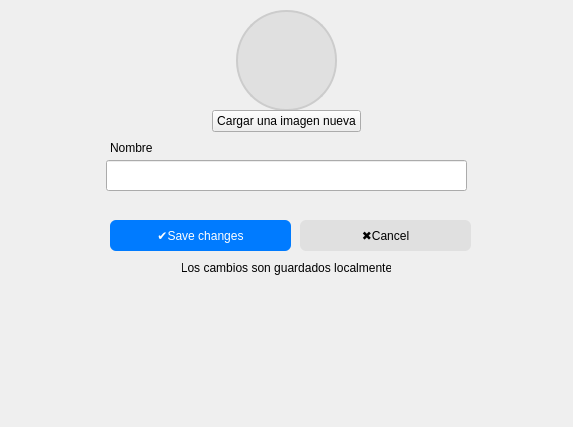
The window that infraestructure/ui/pages/config/config_view.ui (judajaavAlt/PI2) describes before a commit, drawn with Qt 5.
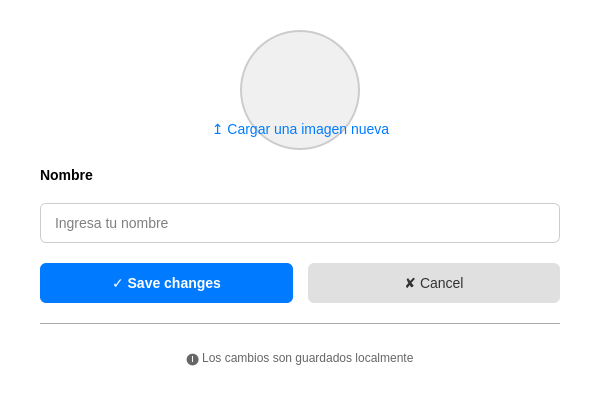
The same window after the commit.

Commit message: Cambios varios del aspecto visual y del funcional cambio en como se ajustaba la imagen

What changed in the file:
```diff
--- a/infraestructure/ui/pages/config/config_view.ui
+++ b/infraestructure/ui/pages/config/config_view.ui
@@ -6,29 +6,76 @@
    <rect>
     <x>0</x>
     <y>0</y>
-    <width>573</width>
-    <height>427</height>
+    <width>600</width>
+    <height>400</height>
    </rect>
   </property>
+  <property name="minimumSize">
+   <size>
+    <width>600</width>
+    <height>400</height>
+   </size>
+  </property>
   <property name="windowTitle">
    <string>Form</string>
   </property>
+  <property name="styleSheet">
+   <string notr="true">QWidget {
+    background-color: white;
+    font-family: Arial, sans-serif;
+}</string>
+  </property>
+  <layout class="QVBoxLayout" name="verticalLayout">
+   <property name="spacing">
+    <number>20</number>
+   </property>
+   <property name="leftMargin">
+    <number>40</number>
+   </property>
+   <property name="topMargin">
+    <number>30</number>
+   </property>
+   <property name="rightMargin">
+    <number>40</number>
+   </property>
+   <property name="bottomMargin">
+    <number>30</number>
+   </property>
+   <item>
+    <layout class="QHBoxLayout" name="horizontalLayout_2">
+     <item>
+      <spacer name="horizontalSpacer">
+       <property name="orientation">
+        <enum>Qt::Orientation::Horizontal</enum>
+       </property>
+       <property name="sizeHint" stdset="0">
+        <size>
+         <width>40</width>
+         <height>20</height>
+        </size>
+       </property>
+      </spacer>
+     </item>
+     <item>
   <widget class="QLabel" name="imageLabel">
-   <property name="geometry">
-    <rect>
-     <x>236</x>
-     <y>10</y>
-     <width>101</width>
-     <height>101</height>
-    </rect>
+       <property name="minimumSize">
+        <size>
+         <width>120</width>
+         <height>120</height>
+        </size>
+       </property>
+       <property name="maximumSize">
+        <size>
+         <width>120</width>
+         <height>120</height>
+        </size>
    </property>
    <property name="styleSheet">
-    <string notr="true">QLabel {
-    border-radius: 50px; /* ajustar al tamaño */
+        <string notr="true">QLabel#imageLabel {
+    border-radius: 60px;
     border: 2px solid #ccc;
-    background-color: #e0e0e0;
-}
-</string>
+    background-color: #f0f0f0;
+}</string>
    </property>
    <property name="text">
     <string/>
@@ -37,125 +84,236 @@
     <set>Qt::AlignmentFlag::AlignCenter</set>
    </property>
   </widget>
-  <widget class="QLabel" name="label_4">
-   <property name="geometry">
-    <rect>
-     <x>9</x>
-     <y>73</y>
-     <width>16</width>
-     <height>16</height>
-    </rect>
-   </property>
-   <property name="text">
-    <string/>
-   </property>
-   <property name="alignment">
-    <set>Qt::AlignmentFlag::AlignCenter</set>
-   </property>
-  </widget>
+     </item>
+     <item>
+      <spacer name="horizontalSpacer_2">
+       <property name="orientation">
+        <enum>Qt::Orientation::Horizontal</enum>
+       </property>
+       <property name="sizeHint" stdset="0">
+        <size>
+         <width>40</width>
+         <height>20</height>
+        </size>
+       </property>
+      </spacer>
+     </item>
+    </layout>
+   </item>
+   <item>
+    <layout class="QHBoxLayout" name="horizontalLayout_3">
+     <item>
+      <spacer name="horizontalSpacer_3">
+       <property name="orientation">
+        <enum>Qt::Orientation::Horizontal</enum>
+       </property>
+       <property name="sizeHint" stdset="0">
+        <size>
+         <width>40</width>
+         <height>20</height>
+        </size>
+       </property>
+      </spacer>
+     </item>
+     <item>
   <widget class="QToolButton" name="loadImageButton">
-   <property name="geometry">
-    <rect>
-     <x>212</x>
-     <y>110</y>
-     <width>149</width>
-     <height>22</height>
-    </rect>
+       <property name="styleSheet">
+        <string notr="true">QToolButton {
+    background-color: transparent;
+    color: #007BFF;
+    border: none;
+    padding: 8px;
+    font-size: 14px;
+}
+
+QToolButton:hover {
+    background-color: #f0f0f0;
+    border-radius: 4px;
+}</string>
    </property>
    <property name="text">
-    <string>Cargar una imagen nueva</string>
-   </property>
-  </widget>
+        <string>↥ Cargar una imagen nueva</string>
+       </property>
+      </widget>
+     </item>
+     <item>
+      <spacer name="horizontalSpacer_4">
+       <property name="orientation">
+        <enum>Qt::Orientation::Horizontal</enum>
+       </property>
+       <property name="sizeHint" stdset="0">
+        <size>
+         <width>40</width>
+         <height>20</height>
+        </size>
+       </property>
+      </spacer>
+     </item>
+    </layout>
+   </item>
+   <item>
+    <spacer name="verticalSpacer">
+     <property name="orientation">
+      <enum>Qt::Orientation::Vertical</enum>
+     </property>
+     <property name="sizeHint" stdset="0">
+      <size>
+       <width>20</width>
+       <height>20</height>
+      </size>
+     </property>
+    </spacer>
+   </item>
+   <item>
   <widget class="QLabel" name="label_3">
-   <property name="geometry">
-    <rect>
-     <x>110</x>
-     <y>140</y>
-     <width>44</width>
-     <height>16</height>
-    </rect>
+     <property name="styleSheet">
+      <string notr="true">QLabel {
+    font-size: 14px;
+    font-weight: bold;
+}</string>
    </property>
    <property name="text">
     <string>Nombre</string>
    </property>
   </widget>
+   </item>
+   <item>
   <widget class="QLineEdit" name="nameLineEdit">
-   <property name="geometry">
-    <rect>
-     <x>106</x>
-     <y>160</y>
-     <width>361</width>
-     <height>31</height>
-    </rect>
-   </property>
-  </widget>
-  <widget class="QPushButton" name="cancelButton">
-   <property name="geometry">
-    <rect>
-     <x>300</x>
-     <y>220</y>
-     <width>171</width>
-     <height>31</height>
-    </rect>
+     <property name="minimumSize">
+      <size>
+       <width>0</width>
+       <height>40</height>
+      </size>
    </property>
    <property name="styleSheet">
-    <string notr="true">
-QPushButton#cancelButton {
-    background-color: #E0E0E0;
-    color: black;
-    padding: 6px 12px;
+      <string notr="true">QLineEdit {
+    border: 1px solid #ccc;
     border-radius: 6px;
+    padding: 8px 12px;
+    font-size: 14px;
+}
+
+QLineEdit:focus {
+    border-color: #007BFF;
+    outline: none;
 }</string>
    </property>
-   <property name="text">
-    <string>✖️Cancel</string>
-   </property>
-  </widget>
+     <property name="placeholderText">
+      <string>Ingresa tu nombre</string>
+     </property>
+    </widget>
+   </item>
+   <item>
+    <spacer name="verticalSpacer_2">
+     <property name="orientation">
+      <enum>Qt::Orientation::Vertical</enum>
+     </property>
+     <property name="sizeHint" stdset="0">
+      <size>
+       <width>20</width>
+       <height>40</height>
+      </size>
+     </property>
+    </spacer>
+   </item>
+   <item>
+    <layout class="QHBoxLayout" name="horizontalLayout">
+     <property name="spacing">
+      <number>15</number>
+     </property>
+     <item>
   <widget class="QPushButton" name="saveButton">
-   <property name="geometry">
-    <rect>
-     <x>110</x>
-     <y>220</y>
-     <width>181</width>
-     <height>31</height>
-    </rect>
+       <property name="minimumSize">
+        <size>
+         <width>0</width>
+         <height>40</height>
+        </size>
    </property>
    <property name="styleSheet">
-    <string notr="true">QPushButton {
+        <string notr="true">QPushButton#saveButton {
     background-color: #007BFF;
     color: white;
-    padding: 6px 12px;
+    padding: 10px 20px;
     border-radius: 6px;
+    border: none;
+    font-size: 14px;
+    font-weight: bold;
+}
 
+QPushButton#saveButton:hover {
+    background-color: #0056b3;
+}
+
+QPushButton#saveButton:pressed {
+    background-color: #004085;
 }</string>
    </property>
    <property name="text">
-    <string>✔️Save changes</string>
-   </property>
-  </widget>
+        <string>✓ Save changes</string>
+       </property>
+      </widget>
+     </item>
+     <item>
+      <widget class="QPushButton" name="cancelButton">
+       <property name="minimumSize">
+        <size>
+         <width>0</width>
+         <height>40</height>
+        </size>
+       </property>
+       <property name="styleSheet">
+        <string notr="true">QPushButton#cancelButton {
+    background-color: #E0E0E0;
+    color: #333;
+    padding: 10px 20px;
+    border-radius: 6px;
+    border: none;
+    font-size: 14px;
+}
+
+QPushButton#cancelButton:hover {
+    background-color: #d0d0d0;
+}
+
+QPushButton#cancelButton:pressed {
+    background-color: #c0c0c0;
+}</string>
+       </property>
+       <property name="text">
+        <string>✘ Cancel</string>
+       </property>
+      </widget>
+     </item>
+    </layout>
+   </item>
+   <item>
+    <widget class="Line" name="line">
+     <property name="styleSheet">
+      <string notr="true"/>
+     </property>
+     <property name="orientation">
+      <enum>Qt::Orientation::Horizontal</enum>
+     </property>
+    </widget>
+   </item>
+   <item>
   <widget class="QLabel" name="label_5">
-   <property name="geometry">
-    <rect>
-     <x>182</x>
-     <y>260</y>
-     <width>209</width>
-     <height>16</height>
-    </rect>
-   </property>
    <property name="styleSheet">
-    <string notr="true">QLabel#statusLabel {
-    color: gray;
-    font-size: 11px;
-}
-</string>
+      <string notr="true">QLabel#label_5 {
+    color: #666;
+    font-size: 12px;
+    padding: 5px;
+}</string>
    </property>
    <property name="text">
-    <string>Los cambios son guardados localmente</string>
+      <string>🅘 Los cambios son guardados localmente</string>
    </property>
    <property name="alignment">
     <set>Qt::AlignmentFlag::AlignCenter</set>
    </property>
   </widget>
+   </item>
+  </layout>
  </widget>
  <resources/>
  <connections/>
```
Left out of the diff: 2 changed lines with no effect on the pictures. Lines whose indentation alone changed are shown as unchanged. The commit also changes 1 other file.
